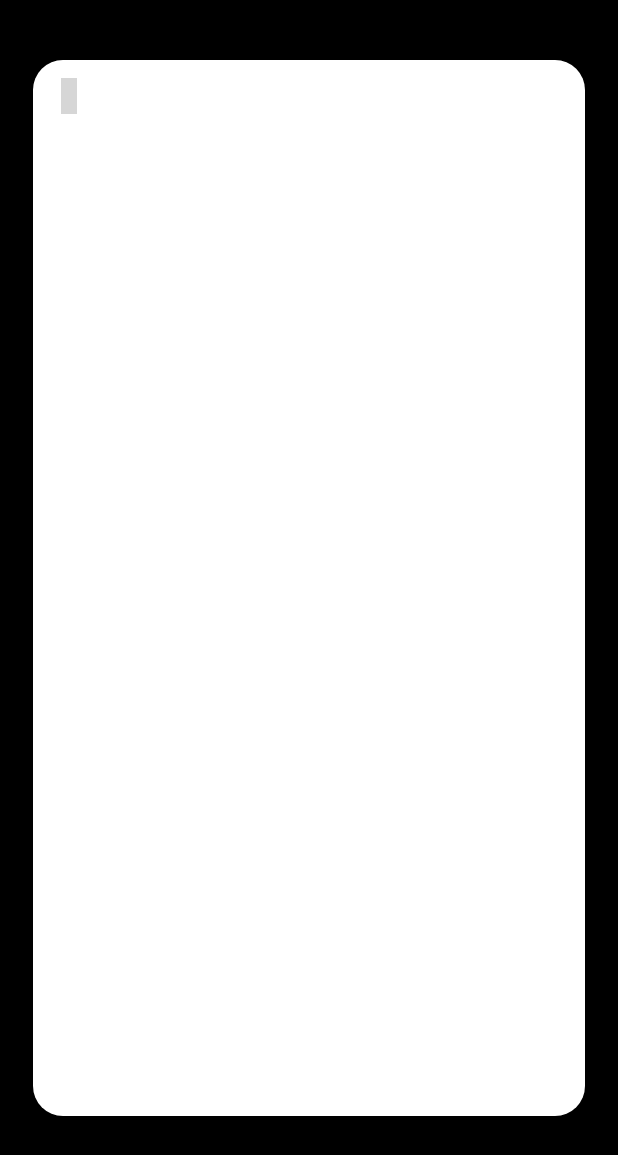
After one commit to lpe67/barber_shop, a Flutter app: the Agendaments screen opened directly, on a phone screen of 412 x 824 dp. The commit adds this screen. Shown: the top 1155 px of the screen. Run offline on Flutter 3.47's test engine with Material 2 defaults, Android fonts, the phone set to English and light mode, and no system bars; our stand-ins replace material_design_icons_flutter; missing offline and left inert: flutter_grid_button; grey boxes are pictures that could not be loaded.

Commit message:
i am literally dying making this code help also just like added all screens only about section and pricetables are complete, just need to complete crud

```diff
--- /dev/null
+++ b/lib/screens/agendaments/agendaments.dart
@@ -0,0 +1,33 @@
+import 'package:flutter/material.dart';
+import 'package:material_design_icons_flutter/material_design_icons_flutter.dart';
+
+class Agendaments extends StatelessWidget {
+  final titleStyle = const TextStyle(
+      color: Colors.black, fontSize: 10, fontWeight: FontWeight.normal);
+
+  @override
+  Widget build(BuildContext context) {
+    return Scaffold(
+      backgroundColor: Colors.black,
+      body: Container(
+        decoration: const BoxDecoration(
+            color: Colors.white,
+            borderRadius: BorderRadius.all(Radius.circular(20))),
+        margin: EdgeInsets.only(left: 22, right: 22, top: 40, bottom: 80),
+        child: Column(
+          children: [
+            Row(
+              children: [
+                IconButton(
+                    onPressed: () {
+                      Navigator.pop(context);
+                    },
+                    icon: Icon(MdiIcons.arrowLeft))
+              ],
+            )
+          ],
+        ),
+      ),
+    );
+  }
+}
```
Also changed, not shown: lib/screens/about/about.dart (+17 -4 lines), lib/screens/config/config.dart (added, +33 -0 lines), lib/screens/history/history.dart (added, +33 -0 lines), lib/screens/home/home.dart (+19 -4 lines), lib/screens/new/new.dart (added, +33 -0 lines), lib/screens/pricetable/pricetable.dart (added, +67 -0 lines), lib/screens/login/login.dart (added), lib/screens/register/register.dart (added).
